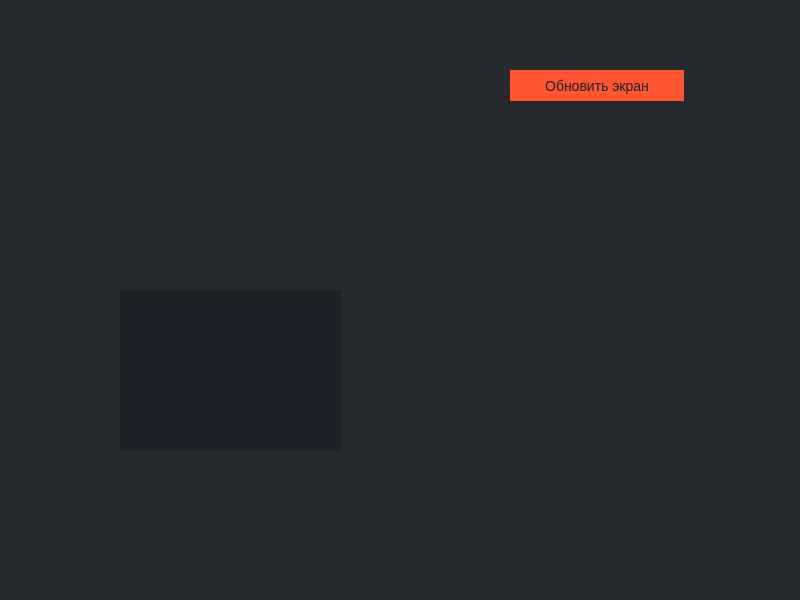
Before: the Qt Designer form Работа/макет.ui in vasiljev-sr/MyJupyterNotebook, drawn with Qt 5.
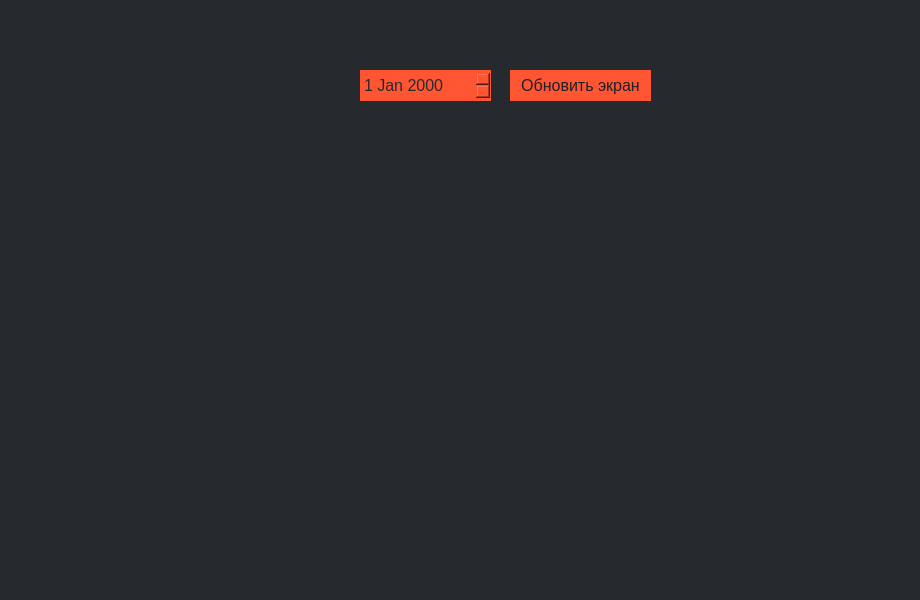
After: the same form once the commit is applied. Icons and pictures are not drawn.

Commit message: Закинул макет для работы завтра

```diff
--- a/Работа/макет.ui
+++ b/Работа/макет.ui
@@ -6,7 +6,7 @@
    <rect>
     <x>0</x>
     <y>0</y>
-    <width>800</width>
+    <width>920</width>
     <height>600</height>
    </rect>
   </property>
@@ -24,8 +24,8 @@
   </property>
   <property name="maximumSize">
    <size>
-    <width>800</width>
-    <height>600</height>
+    <width>1000</width>
+    <height>1000</height>
    </size>
   </property>
   <property name="focusPolicy">
@@ -38,25 +38,12 @@
    <string notr="true">background-color: rgb(38, 42, 47);</string>
   </property>
   <widget class="QWidget" name="centralwidget">
-   <widget class="QWidget" name="widget" native="true">
-    <property name="geometry">
-     <rect>
-      <x>120</x>
-      <y>290</y>
-      <width>221</width>
-      <height>161</height>
-     </rect>
-    </property>
-    <property name="styleSheet">
-     <string notr="true">background-color: rgb(30, 32, 39);</string>
-    </property>
-   </widget>
    <widget class="QPushButton" name="pushButton">
     <property name="geometry">
      <rect>
       <x>510</x>
       <y>70</y>
-      <width>174</width>
+      <width>141</width>
       <height>31</height>
      </rect>
     </property>
@@ -68,10 +55,10 @@
     border-width: 2px;
     border-radius: 0px;
     border-color: #ff5533;
-    font:  14px;
-    min-width: 10em;
+    font:  16px;
+    min-width: 5em;
     padding: 0px;
-    color: #1e2027  
+    color: #1e2027;
 }
 QPushButton:hover {
     background: #262a2f; 
@@ -87,6 +74,67 @@
      <string>Обновить экран</string>
     </property>
    </widget>
+   <widget class="QDateEdit" name="dateEdit">
+    <property name="geometry">
+     <rect>
+      <x>360</x>
+      <y>70</y>
+      <width>131</width>
+      <height>31</height>
+     </rect>
+    </property>
+    <property name="styleSheet">
+     <string notr="true">QDateEdit {
+                                         
+    background-color: #ff5533;
+    border-style: solid;
+    border-width: 2px;
+    border-radius: 0px;
+    border-color: #ff5533;
+    font:  16px;
+    min-width: 5em;
+    padding: 0px;
+    color: #262a2f; 
+}
+QDateEdit:hover {
+    background: #262a2f; 
+    color:#ff5533;
+} 
+</string>
+    </property>
+   </widget>
+   <widget class="QLabel" name="label">
+    <property name="geometry">
+     <rect>
+      <x>0</x>
+      <y>170</y>
+      <width>441</width>
+      <height>211</height>
+     </rect>
+    </property>
+    <property name="text">
+     <string/>
+    </property>
+    <property name="pixmap">
+     <pixmap>../../Снимок экрана в 2021-03-10 22-27-13.png</pixmap>
+    </property>
+   </widget>
+   <widget class="QLabel" name="label_2">
+    <property name="geometry">
+     <rect>
+      <x>450</x>
+      <y>170</y>
+      <width>441</width>
+      <height>211</height>
+     </rect>
+    </property>
+    <property name="text">
+     <string/>
+    </property>
+    <property name="pixmap">
+     <pixmap>../../Снимок экрана в 2021-03-10 22-27-13.png</pixmap>
+    </property>
+   </widget>
   </widget>
  </widget>
  <resources/>
```
The commit also changes 1 other file.
